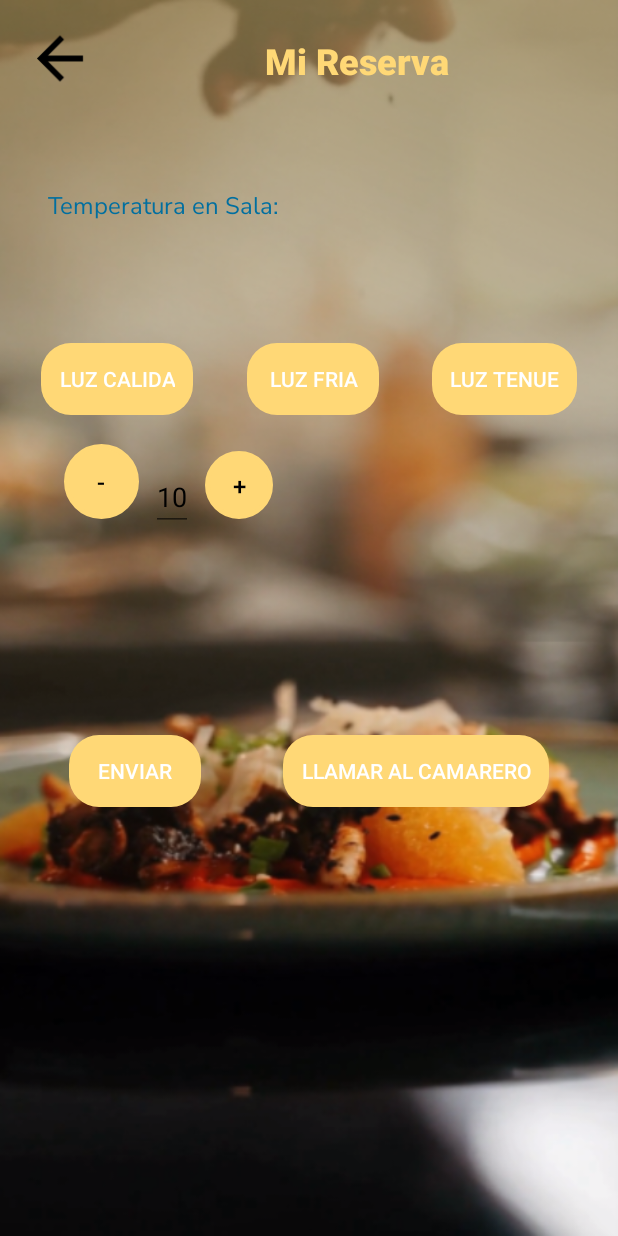
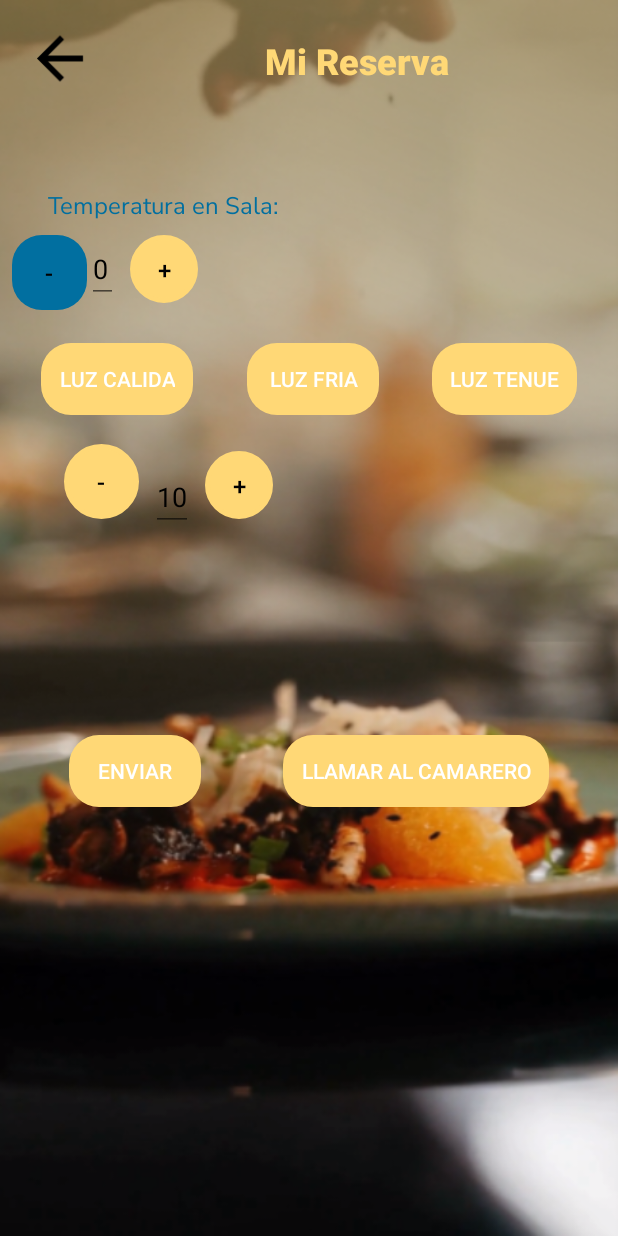
Before and after one commit to alfues62/TastynReady, an Android app: the SalaActivity screen opened directly, with no data from a screen before it, on a phone screen of 412 x 824 dp. Run offline under Robolectric (Android 15) with nearby library versions, the phone set to English and light mode, and no system bars; our stand-ins replace Firebase (no records; nobody signed in at launch, a user with empty details on screens opened directly).

Commit message:
lalala
la

```diff
--- a/app/src/main/res/layout/activity_sala.xml
+++ b/app/src/main/res/layout/activity_sala.xml
@@ -56,6 +56,43 @@
         android:textSize="16sp"
         app:layout_constraintBottom_toBottomOf="@+id/textView6"
         app:layout_constraintStart_toEndOf="@+id/textView6" />
+
+    <Button
+        android:id="@+id/decrementButton2"
+        style="@style/BotonApp"
+        android:layout_width="50dp"
+        android:layout_height="50dp"
+        android:background="@drawable/boton_background"
+        android:backgroundTint="@color/AzulTYR"
+        android:text="-"
+        android:textColor="#000"
+        android:textSize="16sp"
+        app:layout_constraintStart_toStartOf="parent"
+        app:layout_constraintTop_toBottomOf="@+id/textView6" />
+
+    <EditText
+        android:id="@+id/cantidad2"
+        android:layout_width="wrap_content"
+        android:layout_height="wrap_content"
+        android:clickable="false"
+        android:focusable="false"
+        android:inputType="number"
+        android:text="0"
+        android:textColor="#000000"
+        app:layout_constraintStart_toEndOf="@+id/decrementButton2"
+        app:layout_constraintTop_toTopOf="@+id/decrementButton2" />
+
+    <Button
+        android:id="@+id/incrementButton2"
+        style="@style/BotonApp"
+        android:layout_width="45dp"
+        android:layout_height="45dp"
+        android:background="@drawable/boton_redondo"
+        android:text="+"
+        android:textColor="#000"
+        android:textSize="16sp"
+        app:layout_constraintStart_toEndOf="@+id/cantidad2"
+        app:layout_constraintTop_toBottomOf="@+id/textView6" />
 
     <Button
         android:id="@+id/luzCalida"
```
Also changed, not shown: app/src/main/java/com/example/afusesc/tastynready/presentation/ReservasActivity.java (+40 -5 lines).
